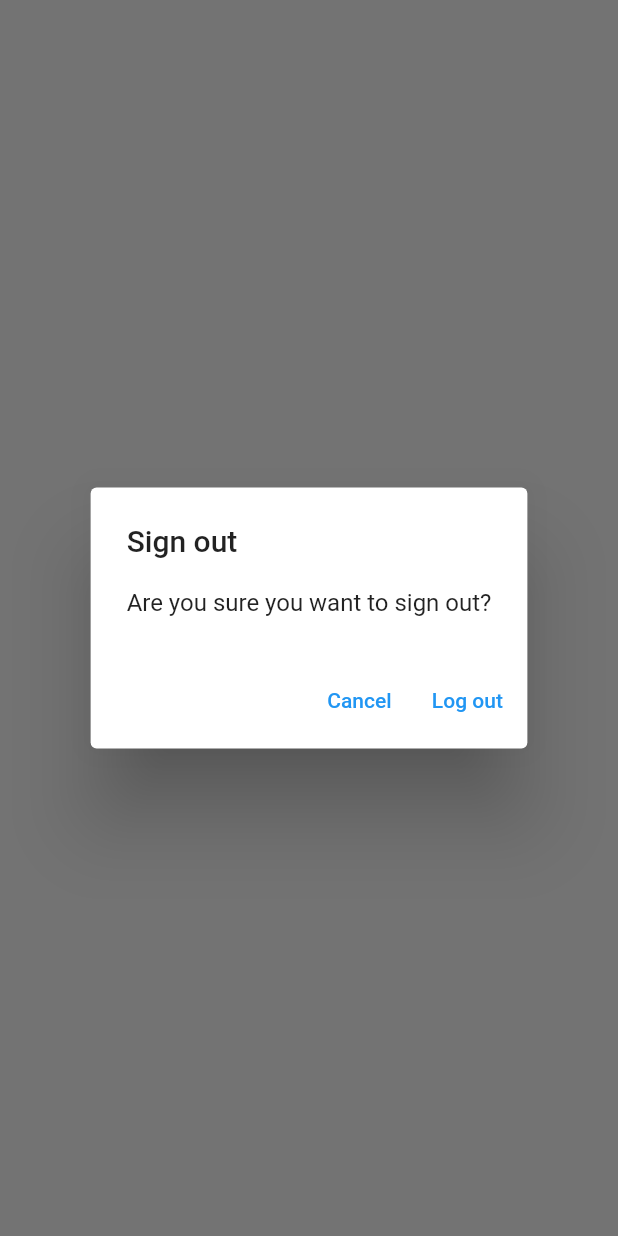
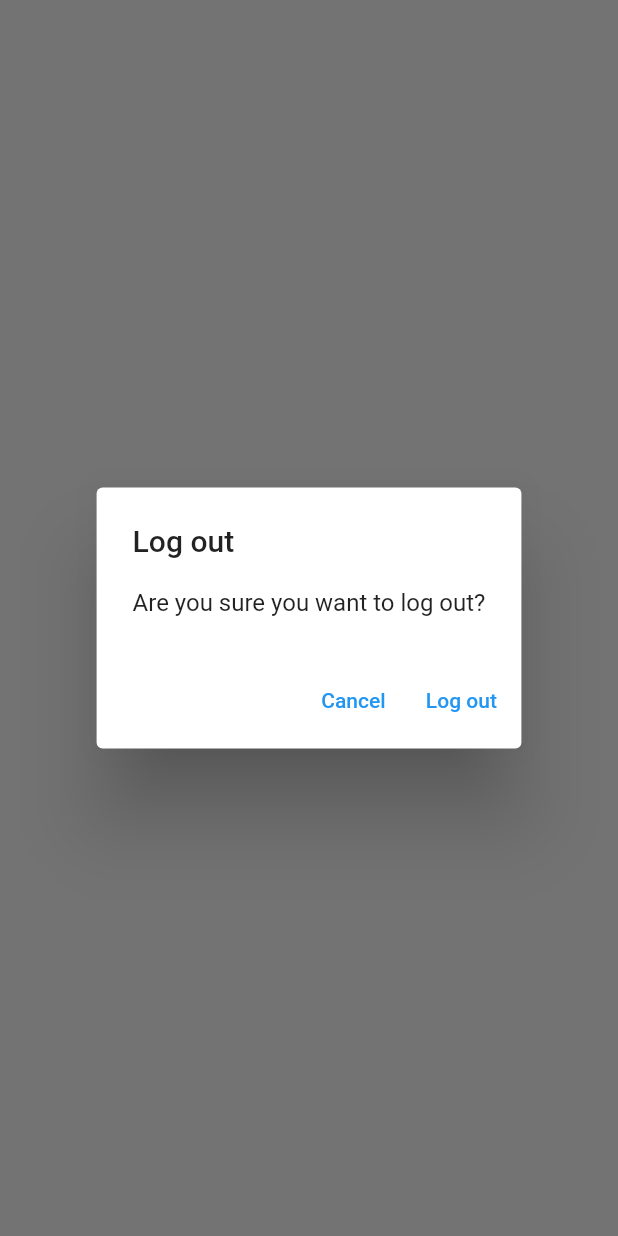
Before and after one commit to MohammedImdadS/mynotes, a Flutter app: what showLogOutDialog() shows on an empty page, opened directly, on a phone screen of 412 x 824 dp. Run offline on Flutter 3.47's test engine with Material 2 defaults, Android fonts, the phone set to English and light mode, and no system bars; our stand-ins replace firebase_auth, firebase_core, sqflite; accounts and stored records are empty; network calls fail.

Commit message:
16th commit

```diff
--- /dev/null
+++ b/lib/utilities/dialogs/generic_dialog.dart
@@ -0,0 +1,34 @@
+import 'package:flutter/material.dart';
+
+typedef DialogOptionBuilder<T> = Map<String, T?> Function();
+
+Future<T?> showGenericDialog<T>({
+  required BuildContext context,
+  required String title,
+  required String content,
+  required DialogOptionBuilder optionsBuilder,
+}) {
+  final options = optionsBuilder();
+  return showDialog<T>(
+    context: context,
+    builder: (context) {
+      return AlertDialog(
+        title: Text(title),
+        content: Text(content),
+        actions: options.keys.map((optionTitle) {
+          final value = options[optionTitle];
+          return TextButton(
+            onPressed: () {
+              if (value != null) {
+                Navigator.of(context).pop(value);
+              } else {
+                Navigator.of(context).pop();
+              }
+            },
+            child: Text(optionTitle),
+          );
+        }).toList(),
+      );
+    },
+  );
+}
--- /dev/null
+++ b/lib/utilities/dialogs/logout_dialog.dart
@@ -0,0 +1,16 @@
+import 'package:flutter/cupertino.dart';
+import 'package:mdapp/utilities/dialogs/generic_dialog.dart';
+
+Future<bool> showLogOutDialog(BuildContext context) {
+  return showGenericDialog<bool>(
+    context: context,
+    title: 'Log out',
+    content: 'Are you sure you want to log out?',
+    optionsBuilder: () => {
+      'Cancel': false,
+      'Log out': true,
+    },
+  ).then(
+    (value) => value ?? false,
+  );
+}
--- a/lib/views/login_view.dart
+++ b/lib/views/login_view.dart
@@ -2,7 +2,7 @@
 import 'package:mdapp/constants/routes.dart';
 import 'package:mdapp/services/auth/auth_exceptions.dart';
 import 'package:mdapp/services/auth/auth_service.dart';
-import '../utilities/show_error_dialog.dart';
+import 'package:mdapp/utilities/dialogs/error_dialog.dart';
 
 class LoginView extends StatefulWidget {
   const LoginView({super.key});
--- a/lib/views/notes/notes_view.dart
+++ b/lib/views/notes/notes_view.dart
@@ -3,6 +3,8 @@
 import 'package:mdapp/enums/menu_actions.dart';
 import 'package:mdapp/services/auth/auth_service.dart';
 import 'package:mdapp/services/crud/notes_service.dart';
+import 'package:mdapp/utilities/dialogs/logout_dialog.dart';
+import 'package:mdapp/views/notes/notes_list_view.dart';
 
 class NotesView extends StatefulWidget {
   const NotesView({super.key});
@@ -70,18 +72,10 @@
                     case ConnectionState.active:
                       if (snapshot.hasData) {
                         final allNote = snapshot.data as List<DatabaseNote>;
-                        return ListView.builder(
-                          itemCount: allNote.length,
-                          itemBuilder: (context, index) {
-                            final note = allNote[index];
-                            return ListTile(
-                              title: Text(
-                                note.text,
-                                maxLines: 1,
-                                softWrap: true,
-                                overflow: TextOverflow.ellipsis,
-                              ),
-                            );
+                        return NotesListView(
+                          notes: allNote,
+                          onDeleteNote: (note) async {
+                            await _notesService.deleteNote(id: note.id);
                           },
                         );
                       } else {
@@ -100,27 +94,3 @@
     );
   }
 }
-
-Future<bool> showLogOutDialog(BuildContext context) {
-  return showDialog<bool>(
-    context: context,
-    builder: (context) {
-      return AlertDialog(
-        title: const Text("Sign out"),
-        content: const Text("Are you sure you want to sign out?"),
-        actions: [
-          TextButton(
-              onPressed: () {
-                Navigator.of(context).pop(false);
-              },
-              child: const Text("Cancel")),
-          TextButton(
-              onPressed: () {
-                Navigator.of(context).pop(true);
-              },
-              child: const Text("Log out")),
-        ],
-      );
-    },
-  ).then((value) => value ?? false);
-}
--- a/lib/views/register_view.dart
+++ b/lib/views/register_view.dart
@@ -2,7 +2,7 @@
 import 'package:mdapp/constants/routes.dart';
 import 'package:mdapp/services/auth/auth_exceptions.dart';
 import 'package:mdapp/services/auth/auth_service.dart';
-import 'package:mdapp/utilities/show_error_dialog.dart';
+import 'package:mdapp/utilities/dialogs/error_dialog.dart';
 
 class RegisterView extends StatefulWidget {
   const RegisterView({super.key});
```
Also changed, not shown: lib/utilities/dialogs/delete_dialog.dart (added, +16 -0 lines), lib/utilities/dialogs/error_dialog.dart (added, +16 -0 lines), lib/utilities/show_error_dialog.dart (deleted, +0 -25 lines), lib/views/notes/notes_list_view.dart (added, +42 -0 lines).
